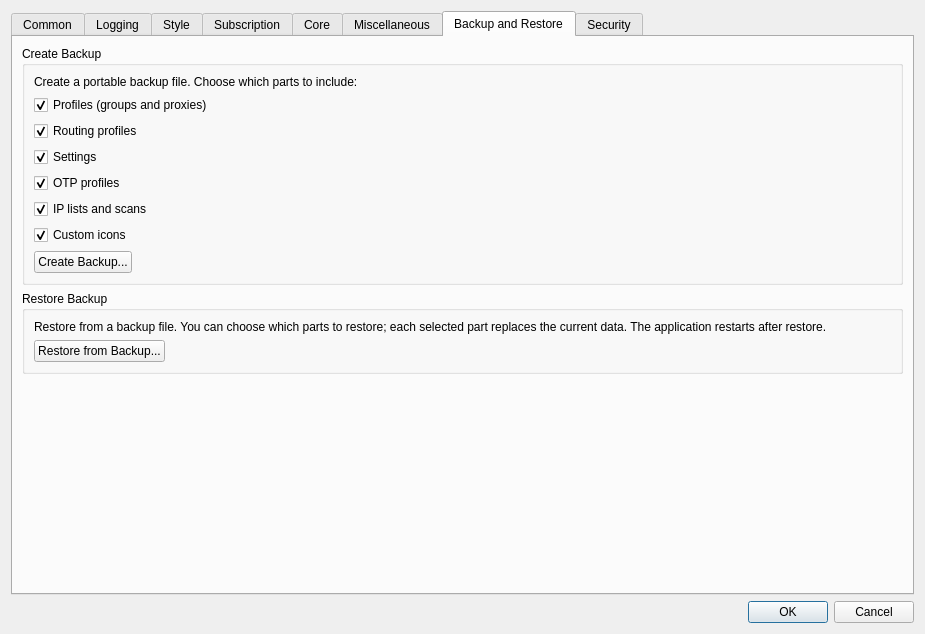
First picture: the form in include/ui/setting/dialog_basic_settings.ui, repository AL4AL/Throne, before the edit.
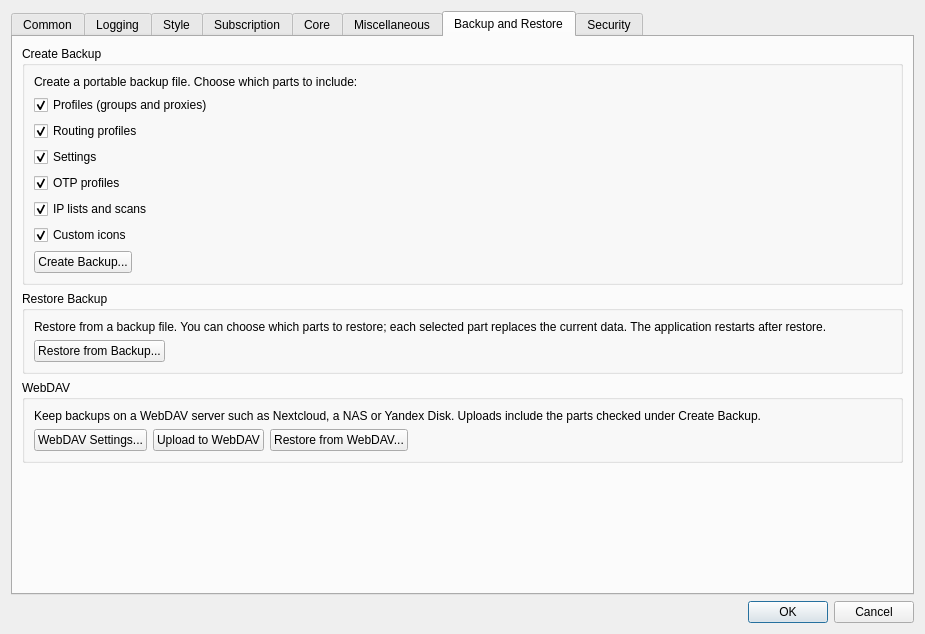
Second picture: the form after the edit. The open tabs and pages were chosen to show the change. Custom widgets are drawn as their Qt base class.

Commit message: add webdav support

Patch:
```diff
--- a/include/ui/setting/dialog_basic_settings.ui
+++ b/include/ui/setting/dialog_basic_settings.ui
@@ -1757,6 +1757,69 @@
          </layout>
         </widget>
        </item>
+       <item>
+        <widget class="QGroupBox" name="groupBox_backup_webdav">
+         <property name="sizePolicy">
+          <sizepolicy hsizetype="Preferred" vsizetype="Maximum">
+           <horstretch>0</horstretch>
+           <verstretch>0</verstretch>
+          </sizepolicy>
+         </property>
+         <property name="title">
+          <string>WebDAV</string>
+         </property>
+         <layout class="QVBoxLayout" name="verticalLayout_backup_webdav">
+          <item>
+           <widget class="QLabel" name="label_webdav_desc">
+            <property name="text">
+             <string>Keep backups on a WebDAV server such as Nextcloud, a NAS or Yandex Disk. Uploads include the parts checked under Create Backup.</string>
+            </property>
+            <property name="wordWrap">
+             <bool>true</bool>
+            </property>
+           </widget>
+          </item>
+          <item>
+           <layout class="QHBoxLayout" name="horizontalLayout_webdav_btn">
+            <item>
+             <widget class="QPushButton" name="webdav_settings">
+              <property name="text">
+               <string>WebDAV Settings...</string>
+              </property>
+             </widget>
+            </item>
+            <item>
+             <widget class="QPushButton" name="webdav_upload">
+              <property name="text">
+               <string>Upload to WebDAV</string>
+              </property>
+             </widget>
+            </item>
+            <item>
+             <widget class="QPushButton" name="webdav_restore">
+              <property name="text">
+               <string>Restore from WebDAV...</string>
+              </property>
+             </widget>
+            </item>
+            <item>
+             <spacer name="horizontalSpacer_webdav">
+              <property name="orientation">
+               <enum>Qt::Orientation::Horizontal</enum>
+              </property>
+              <property name="sizeHint" stdset="0">
+               <size>
+                <width>40</width>
+                <height>20</height>
+               </size>
+              </property>
+             </spacer>
+            </item>
+           </layout>
+          </item>
+         </layout>
+        </widget>
+       </item>
        <item>
         <spacer name="verticalSpacer_backup">
          <property name="orientation">
```
The commit also changes 13 other files.
